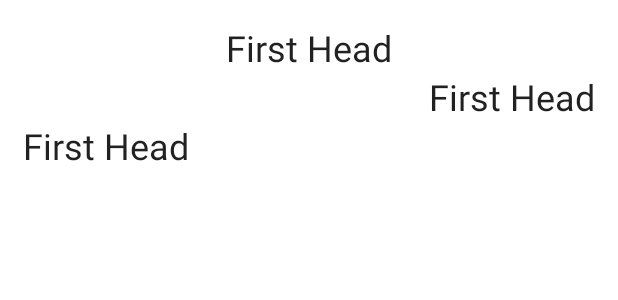
After one commit to PrinceSch/MyNoteApp, an Android app: the layout fragment_note_detail.xml on its own in the app's theme, with its tools: preview values and no code run, on a phone screen of 412 x 824 dp. The commit adds this screen. Shown: the top 300 px of the screen. Run offline under Robolectric (Android 15) with nearby library versions, the phone set to English and light mode, and no system bars.

Commit message:
4. Добавьте фрагмент, в котором открывается заметка. По аналогии с примером из урока: если нажать на элемент списка в портретной ориентации — открывается новое окно, если нажать в ландшафтной — окно открывается рядом.

```diff
--- a/app/src/main/AndroidManifest.xml
+++ b/app/src/main/AndroidManifest.xml
@@ -9,6 +9,7 @@
         android:roundIcon="@mipmap/ic_launcher_round"
         android:supportsRtl="true"
         android:theme="@style/Theme.MyNoteApp">
+        <activity android:name=".ui.NoteDetailActivity"></activity>
         <activity android:name=".MainActivity">
             <intent-filter>
                 <action android:name="android.intent.action.MAIN" />
--- /dev/null
+++ b/app/src/main/res/layout/fragment_note_detail.xml
@@ -0,0 +1,36 @@
+<?xml version="1.0" encoding="utf-8"?>
+<LinearLayout xmlns:android="http://schemas.android.com/apk/res/android"
+    xmlns:tools="http://schemas.android.com/tools"
+    android:layout_width="match_parent"
+    android:layout_height="match_parent"
+    android:orientation="vertical"
+    android:padding="@dimen/default_padding"
+    tools:context=".ui.NoteDetailFragment">
+
+    <TextView
+        android:id="@+id/note_head"
+        android:layout_width="match_parent"
+        android:layout_height="wrap_content"
+        tools:text="@string/firstHead"
+        android:gravity="center"
+        style="@style/TextAppearance.MaterialComponents.Headline5"
+        />
+
+    <TextView
+        android:id="@+id/note_date"
+        android:layout_width="match_parent"
+        android:layout_height="wrap_content"
+        tools:text="@string/firstHead"
+        android:gravity="end"
+        style="@style/TextAppearance.MaterialComponents.Headline5"
+        />
+
+    <TextView
+        android:id="@+id/note_body"
+        android:layout_width="match_parent"
+        android:layout_height="wrap_content"
+        tools:text="@string/firstHead"
+        style="@style/TextAppearance.MaterialComponents.Headline5"
+        />
+
+</LinearLayout>
--- /dev/null
+++ b/app/src/main/res/values-land/bools.xml
@@ -0,0 +1,4 @@
+<?xml version="1.0" encoding="utf-8"?>
+<resources>
+    <bool name="isLandscape">true</bool>
+</resources>
--- /dev/null
+++ b/app/src/main/res/values/bools.xml
@@ -0,0 +1,4 @@
+<?xml version="1.0" encoding="utf-8"?>
+<resources>
+    <bool name="isLandscape">false</bool>
+</resources>
```
Also changed, not shown: app/src/main/java/ru/geeekbrains/mynoteapp/MainActivity.java (+24 -1 lines), app/src/main/java/ru/geeekbrains/mynoteapp/domain/Note.java (+36 -1 lines), app/src/main/java/ru/geeekbrains/mynoteapp/ui/NoteDetailActivity.java (added, +29 -0 lines), app/src/main/java/ru/geeekbrains/mynoteapp/ui/NoteDetailFragment.java (added, +50 -0 lines), app/src/main/java/ru/geeekbrains/mynoteapp/ui/NoteListFragment.java (+32 -0 lines), app/src/main/res/layout-land/activity_main.xml (added, +30 -0 lines), app/src/main/res/layout/activity_note_detail.xml (added, +10 -0 lines).
